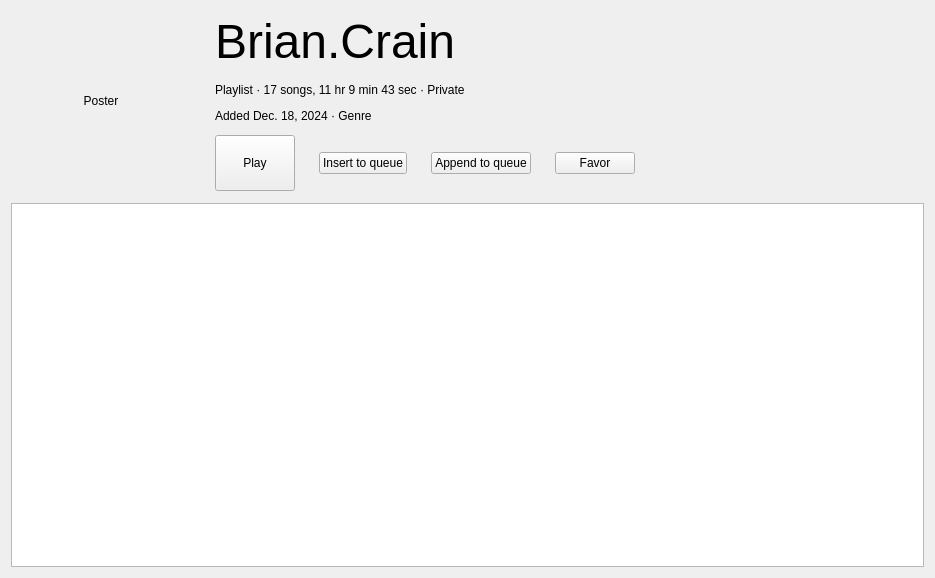
Qt form pages/albuminfopage.ui (tux0529/naviPlayer) before a commit.
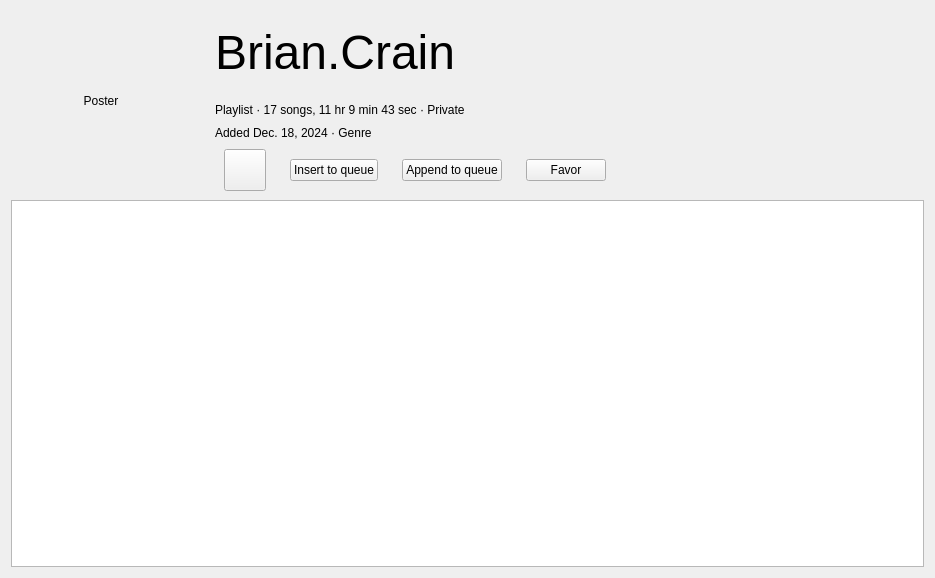
The same form after that commit. Custom widgets are drawn as their Qt base class.

Diff of the .ui file:
```diff
--- a/pages/albuminfopage.ui
+++ b/pages/albuminfopage.ui
@@ -13,12 +13,12 @@
   <property name="windowTitle">
    <string>Form</string>
   </property>
-  <layout class="QGridLayout" name="gridLayout" rowstretch="1,0,0,0,10,0">
+  <layout class="QGridLayout" name="gridLayout" rowstretch="1,0,0,0,10">
    <property name="horizontalSpacing">
     <number>24</number>
    </property>
    <property name="verticalSpacing">
-    <number>12</number>
+    <number>9</number>
    </property>
    <item row="0" column="0" rowspan="4">
     <widget class="QLabel" name="posterLabel">
@@ -36,24 +36,96 @@
      </property>
     </widget>
    </item>
+   <item row="2" column="1">
+    <widget class="QLabel" name="pageInfo2Label">
+     <property name="minimumSize">
+      <size>
+       <width>0</width>
+       <height>0</height>
+      </size>
+     </property>
+     <property name="text">
+      <string>Added Dec. 18, 2024 · Genre</string>
+     </property>
+    </widget>
+   </item>
+   <item row="0" column="1">
+    <widget class="QLabel" name="pageTitleLabel">
+     <property name="minimumSize">
+      <size>
+       <width>0</width>
+       <height>60</height>
+      </size>
+     </property>
+     <property name="font">
+      <font>
+       <pointsize>36</pointsize>
+      </font>
+     </property>
+     <property name="text">
+      <string>Brian.Crain</string>
+     </property>
+    </widget>
+   </item>
+   <item row="1" column="1">
+    <widget class="QLabel" name="pageInfoLabel">
+     <property name="minimumSize">
+      <size>
+       <width>0</width>
+       <height>0</height>
+      </size>
+     </property>
+     <property name="text">
+      <string>Playlist · 17 songs, 11 hr 9 min 43 sec · Private</string>
+     </property>
+    </widget>
+   </item>
+   <item row="4" column="0" colspan="2">
+    <widget class="TrackTableView" name="tableView"/>
+   </item>
    <item row="3" column="1">
+    <widget class="QWidget" name="controlBar" native="true">
+     <property name="minimumSize">
+      <size>
+       <width>0</width>
+       <height>42</height>
+      </size>
+     </property>
     <layout class="QHBoxLayout" name="horizontalLayout">
      <property name="spacing">
       <number>24</number>
      </property>
+      <property name="topMargin">
+       <number>0</number>
+      </property>
+      <property name="bottomMargin">
+       <number>0</number>
+      </property>
      <item>
       <widget class="QPushButton" name="playButton">
+        <property name="sizePolicy">
+         <sizepolicy hsizetype="Fixed" vsizetype="Minimum">
+          <horstretch>0</horstretch>
+          <verstretch>0</verstretch>
+         </sizepolicy>
+        </property>
        <property name="minimumSize">
         <size>
-         <width>0</width>
-         <height>56</height>
+          <width>42</width>
+          <height>42</height>
+         </size>
+        </property>
+        <property name="maximumSize">
+         <size>
+          <width>42</width>
+          <height>16777215</height>
         </size>
        </property>
        <property name="toolTip">
         <string>Play this Album</string>
        </property>
        <property name="text">
-        <string>Play</string>
+         <string notr="true"/>
        </property>
       </widget>
      </item>
@@ -101,48 +173,8 @@
       </spacer>
      </item>
     </layout>
-   </item>
-   <item row="2" column="1">
-    <widget class="QLabel" name="pageInfo2Label">
-     <property name="minimumSize">
-      <size>
-       <width>0</width>
-       <height>0</height>
-      </size>
-     </property>
-     <property name="text">
-      <string>Added Dec. 18, 2024 · Genre</string>
-     </property>
     </widget>
    </item>
-   <item row="0" column="1">
-    <widget class="QLabel" name="pageTitleLabel">
-     <property name="font">
-      <font>
-       <pointsize>36</pointsize>
-      </font>
-     </property>
-     <property name="text">
-      <string>Brian.Crain</string>
-     </property>
-    </widget>
-   </item>
-   <item row="1" column="1">
-    <widget class="QLabel" name="pageInfoLabel">
-     <property name="minimumSize">
-      <size>
-       <width>0</width>
-       <height>0</height>
-      </size>
-     </property>
-     <property name="text">
-      <string>Playlist · 17 songs, 11 hr 9 min 43 sec · Private</string>
-     </property>
-    </widget>
-   </item>
-   <item row="4" column="0" colspan="2">
-    <widget class="TrackTableView" name="tableView"/>
-   </item>
   </layout>
  </widget>
  <customwidgets>
```
Lines whose indentation alone changed are shown as unchanged.
